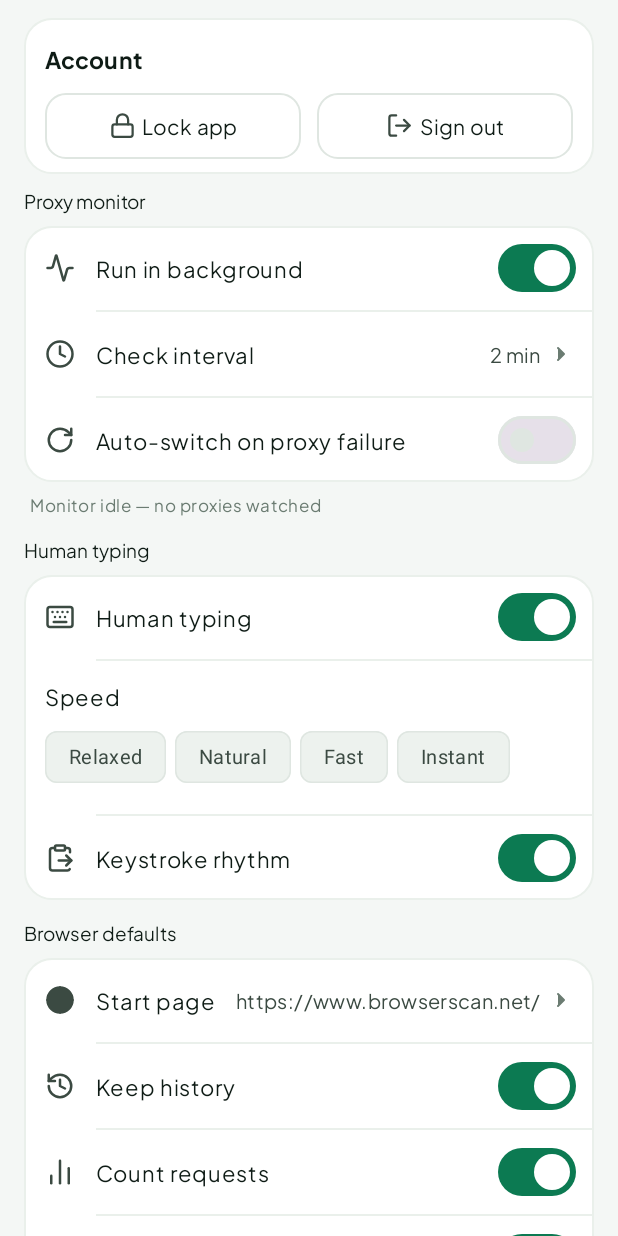
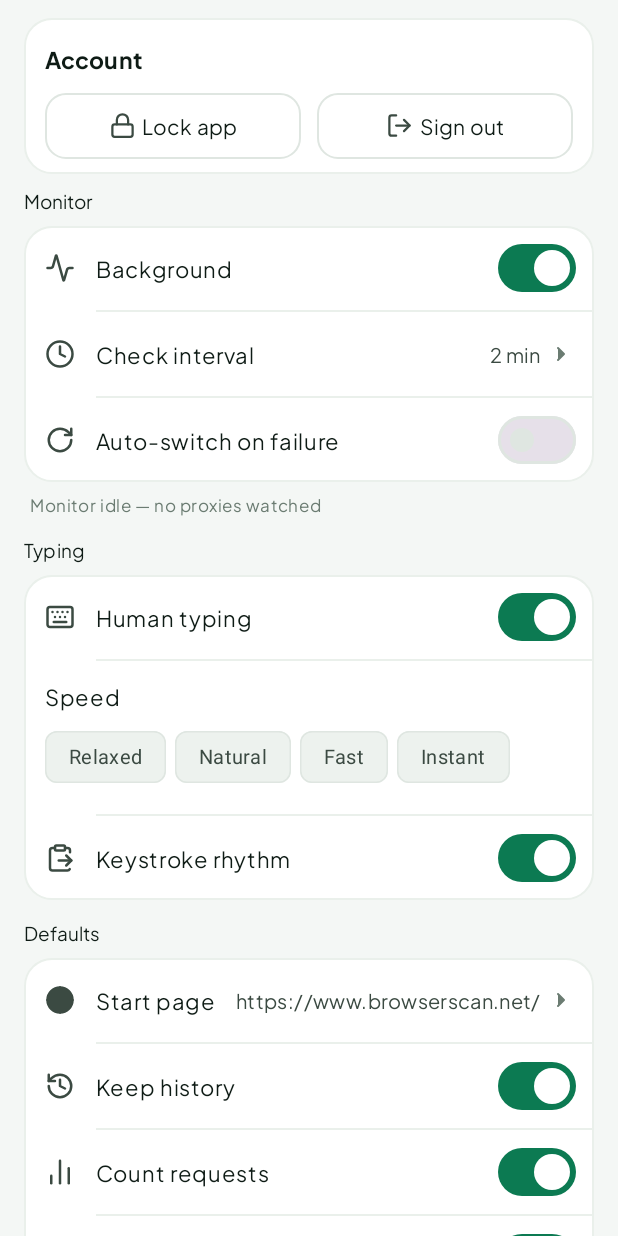
Before and after one commit to alistairfoxlondon-pixel/Joe-Anti-detect-Browser-Mobile, an Android app: the fragment ToolsFragment shown on its own in the app's theme, on a phone screen of 412 x 824 dp. Run offline under Robolectric (Android 15) with nearby library versions, the phone set to English and light mode, and no system bars; 1 statement that could not run was skipped.

Commit message:
Copy diet: shorter section labels and hints; drop duplicate GPU/touch captions
Co-authored-by: arena-agent <297053741+arena-agent@users.noreply.github.com>

```diff
--- a/app/src/main/res/values/strings.xml
+++ b/app/src/main/res/values/strings.xml
@@ -34,7 +34,7 @@
     <string name="action_check_all">Check all</string>
     <string name="action_launch">Launch</string>
     <string name="action_duplicate">Duplicate</string>
-    <string name="action_see_all">See all</string>
+    <string name="action_see_all">All</string>
     <string name="shortcut_new_short">New profile</string>
     <string name="shortcut_new_long">New profile</string>
     <string name="shortcut_profiles_short">Profiles</string>
@@ -59,7 +59,7 @@
     <!-- Profiles -->
     <string name="profiles_search_hint">Search…</string>
     <string name="profiles_empty_title">No profiles yet</string>
-    <string name="profiles_empty_body">Isolated storage &amp; fingerprint</string>
+    <string name="profiles_empty_body">Storage &amp; fingerprint isolated</string>
     <string name="profiles_no_match_title">No matches</string>
     <string name="profiles_no_match_body">Try another search</string>
     <string name="profiles_create_first">Create profile</string>
@@ -72,7 +72,7 @@
     <string name="bulk_proxy">Proxy</string>
     <string name="bulk_create">Create</string>
     <string name="bulk_created">%1$d profiles created</string>
-    <string name="bulk_hint">One unique fingerprint each.</string>
+    <string name="bulk_hint">Each profile gets its own fingerprint</string>
     <string name="bulk_default_name">Profile</string>
     <string name="profiles_sort">Sort</string>
     <string name="profiles_filter_all">All</string>
@@ -86,7 +86,7 @@
     <string name="profiles_audit_all">Audit all fingerprints</string>
     <string name="profiles_test_fp">Test fingerprint</string>
     <string name="profiles_fingerprint_regenerated">New fingerprint</string>
-    <string name="profiles_batch_select">Select for batch action</string>
+    <string name="profiles_batch_select">Select</string>
     <string name="profiles_select_toggle">Select</string>
     <string name="profiles_selected_count">%1$d selected</string>
     <string name="profiles_batch_actions">Batch (%1$d)</string>
@@ -219,23 +219,23 @@
     </plurals>
 
     <!-- Tools -->
-    <string name="tools_section_proxy_monitor">Proxy monitor</string>
-    <string name="tools_monitor_enabled">Run in background</string>
+    <string name="tools_section_proxy_monitor">Monitor</string>
+    <string name="tools_monitor_enabled">Background</string>
     <string name="tools_monitor_interval">Check interval</string>
-    <string name="tools_section_typing">Human typing</string>
+    <string name="tools_section_typing">Typing</string>
     <string name="tools_human_enabled">Human typing</string>
     <string name="tools_human_speed">Speed</string>
-    <string name="tools_section_browser">Browser defaults</string>
+    <string name="tools_section_browser">Defaults</string>
     <string name="tools_history">Keep history</string>
     <string name="tools_trash">Keep trash</string>
     <string name="tools_tracker">Count requests</string>
     <string name="tools_unlock">Allow selection and copy</string>
-    <string name="tools_section_appearance">Appearance</string>
+    <string name="tools_section_appearance">Theme</string>
     <string name="tools_start_url">Start page</string>
     <string name="tools_section_data">Data</string>
     <string name="tools_export_full">Full backup</string>
-    <string name="tools_export_safe">Backup without passwords</string>
-    <string name="tools_export_note">Plain-text passwords in this file</string>
+    <string name="tools_export_safe">Backup (no passwords)</string>
+    <string name="tools_export_note">Passwords in plain text</string>
     <string name="tools_empty_trash">Empty trash</string>
     <string name="tools_trash_manage_title">Trash</string>
     <string name="tools_trash_empty_toast">Trash is empty</string>
@@ -245,20 +245,20 @@
     <string name="action_restore">Restore</string>
     <string name="action_delete_forever">Delete forever</string>
     <string name="tools_trash_count">%1$d item(s)</string>
-    <string name="tools_import">Restore backup</string>
+    <string name="tools_import">Restore</string>
     <string name="tools_import_confirm">Restore %1$d profiles, %2$d proxies?</string>
     <string name="tools_import_done">Restored %1$d profiles, %2$d proxies</string>
     <string name="tools_import_skipped">%1$d skipped</string>
     <string name="tools_import_invalid">Not a Joe Browser backup</string>
     <string name="tools_import_empty">Backup is empty</string>
     <string name="tools_import_credentials">Includes proxy passwords</string>
-    <string name="tools_reset">Reset all data</string>
+    <string name="tools_reset">Reset</string>
     <string name="tools_reset_title">Reset all data?</string>
-    <string name="tools_reset_body">Delete every profile, proxy and history entry?</string>
+    <string name="tools_reset_body">Delete all profiles, proxies and history?</string>
     <string name="tools_account">Account</string>
     <string name="tools_sign_out">Sign out</string>
     <string name="tools_sign_out_title">Sign out?</string>
-    <string name="tools_sign_out_body">You will need your password to get back in.</string>
+    <string name="tools_sign_out_body">Your password is needed to return.</string>
     <string name="tools_theme">Theme</string>
     <string name="tools_export_safe_hint">No passwords</string>
     <string name="tools_footer">Local only · no telemetry</string>
@@ -295,15 +295,15 @@
     <string name="browser_tracker_summary">%1$d req · %2$d trackers</string>
     <string name="browser_tracker_badge">%1$d req · %2$d trk</string>
     <string name="browser_proxy_ok">Proxy %1$s · %2$d ms</string>
-    <string name="browser_proxy_failed_detail">Unreachable — pages may fail</string>
+    <string name="browser_proxy_failed_detail">Offline — pages may fail</string>
     <string name="notify_enabled">Proxy alerts on</string>
     <string name="notify_denied">Monitor still runs</string>
     <string name="browser_proxy_unsupported_toast">WebView cannot route</string>
-    <string name="browser_download_description">Downloaded by Joe Browser</string>
+    <string name="browser_download_description">Joe Browser download</string>
     <string name="browser_download_direct_note">%1$s: downloads go direct</string>
-    <string name="browser_download_permission">Allow storage to save downloads</string>
+    <string name="browser_download_permission">Allow storage to download</string>
     <string name="browser_download_started">Download started</string>
-    <string name="browser_download_failed">Could not start the download</string>
+    <string name="browser_download_failed">Download did not start</string>
     <string name="browser_kernel_fallback">Injection at page start</string>
     <string name="browser_kernel_shared_toast">Shared — update WebView</string>
     <string name="browser_external_failed">No app can open that</string>
@@ -417,6 +417,6 @@
     <string name="account_signed_in">Signed in</string>
     <string name="tools_lock_app">Lock app</string>
     <string name="editor_template_applied">Template applied</string>
-    <string name="tools_auto_rotate">Auto-switch on proxy failure</string>
+    <string name="tools_auto_rotate">Auto-switch on failure</string>
     <string name="auto_rotate_notice">Switched to backup proxy</string>
 </resources>
```
Also changed, not shown: app/src/main/java/com/joebrowser/app/ui/ProfileEditorActivity.kt (+4 -5 lines), app/src/main/res/layout/activity_profile_editor.xml (+1 -16 lines).
